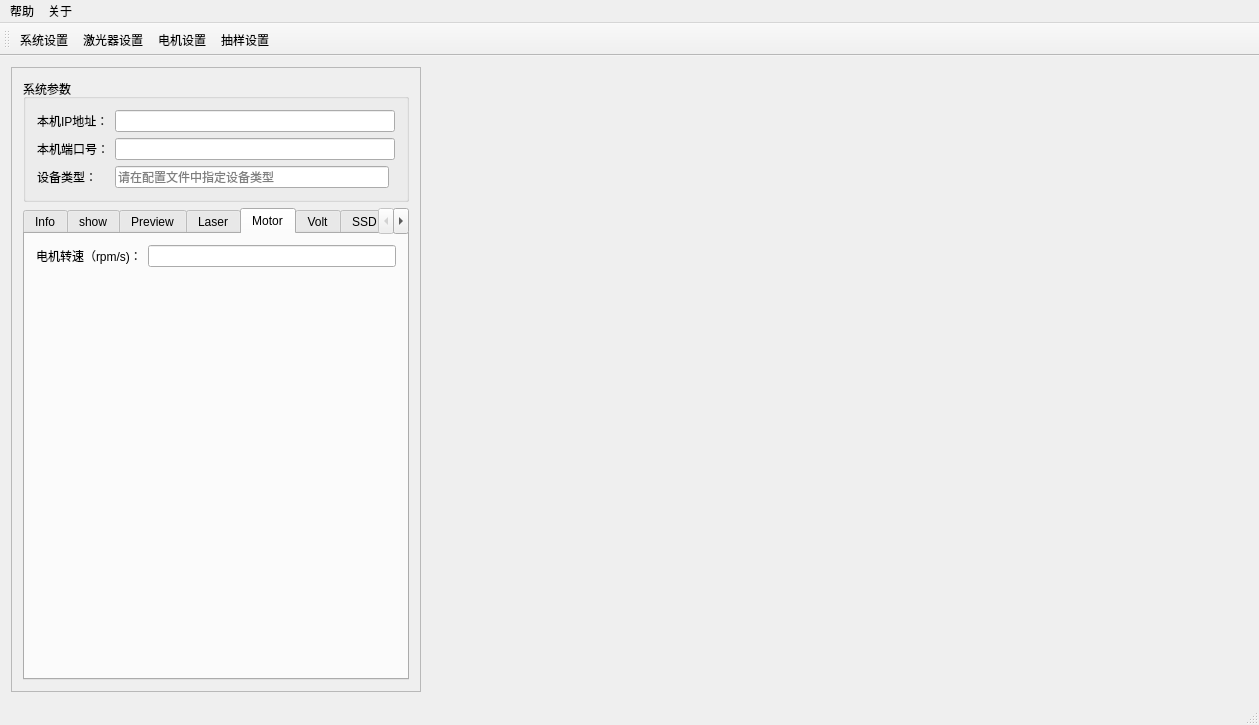
Above: ui/mainwindow.ui from kdurant/qt_study before the change. Below: the same form after it.
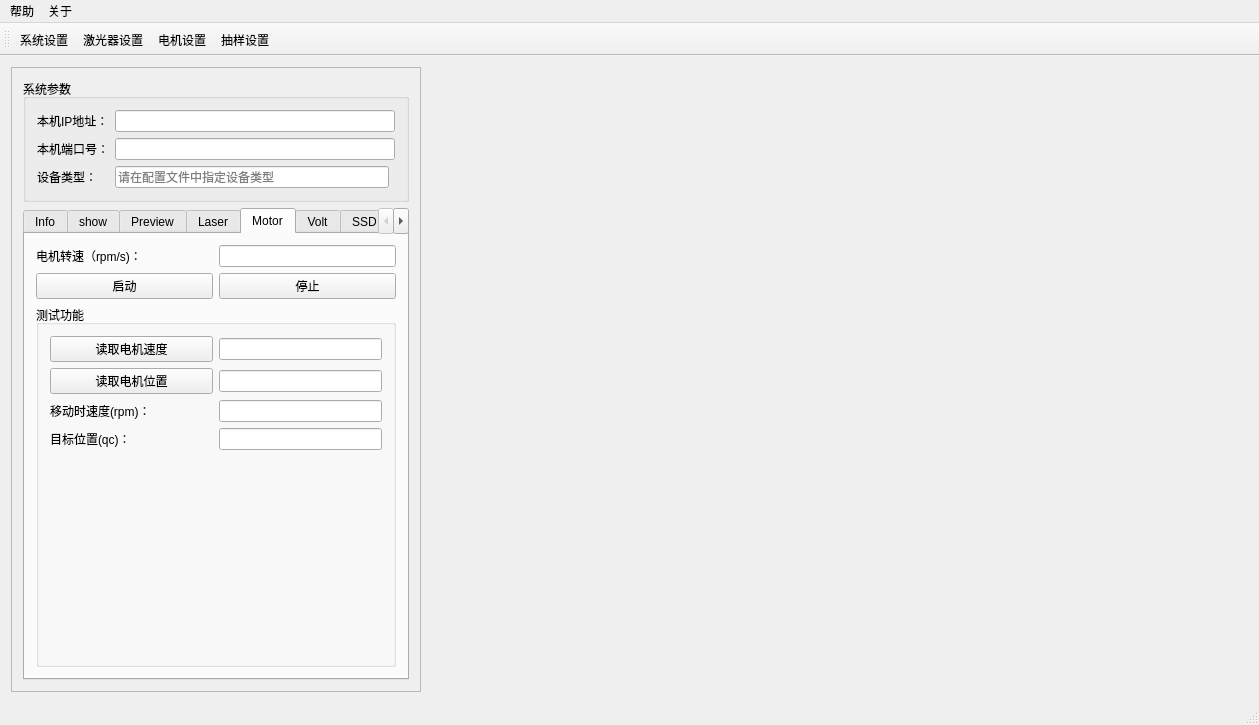
That is the form after the change. The open tabs and pages were chosen to show the change. Icons and pictures are not drawn. Custom widgets are drawn as their Qt base class.

```diff
--- a/ui/mainwindow.ui
+++ b/ui/mainwindow.ui
@@ -501,6 +501,30 @@
             <string>Motor</string>
            </attribute>
            <layout class="QGridLayout" name="gridLayout_6">
+            <item row="1" column="1">
+             <widget class="QPushButton" name="btn_motorStop">
+              <property name="text">
+               <string>停止</string>
+              </property>
+             </widget>
+            </item>
+            <item row="0" column="1">
+             <widget class="QLineEdit" name="lineEdit_8">
+              <property name="sizePolicy">
+               <sizepolicy hsizetype="Preferred" vsizetype="Fixed">
+                <horstretch>0</horstretch>
+                <verstretch>0</verstretch>
+               </sizepolicy>
+              </property>
+             </widget>
+            </item>
+            <item row="1" column="0">
+             <widget class="QPushButton" name="btn_motorStart">
+              <property name="text">
+               <string>启动</string>
+              </property>
+             </widget>
+            </item>
             <item row="0" column="0">
              <widget class="QLabel" name="label_10">
               <property name="text">
@@ -508,21 +532,101 @@
               </property>
              </widget>
             </item>
-            <item row="0" column="1">
-             <widget class="QLineEdit" name="lineEdit_8"/>
-            </item>
-            <item row="1" column="0">
-             <spacer name="verticalSpacer_6">
-              <property name="orientation">
-               <enum>Qt::Vertical</enum>
+            <item row="2" column="0" colspan="2">
+             <widget class="QGroupBox" name="groupBox_4">
+              <property name="title">
+               <string>测试功能</string>
               </property>
-              <property name="sizeHint" stdset="0">
-               <size>
-                <width>20</width>
-                <height>40</height>
-               </size>
-              </property>
-             </spacer>
+              <layout class="QGridLayout" name="gridLayout_10">
+               <item row="2" column="0">
+                <widget class="QLabel" name="label_20">
+                 <property name="text">
+                  <string>移动时速度(rpm)：</string>
+                 </property>
+                </widget>
+               </item>
+               <item row="1" column="1">
+                <widget class="QLineEdit" name="lineEdit_motorPosition">
+                 <property name="sizePolicy">
+                  <sizepolicy hsizetype="Preferred" vsizetype="Fixed">
+                   <horstretch>0</horstretch>
+                   <verstretch>0</verstretch>
+                  </sizepolicy>
+                 </property>
+                 <property name="readOnly">
+                  <bool>true</bool>
+                 </property>
+                </widget>
+               </item>
+               <item row="3" column="0">
+                <widget class="QLabel" name="label_21">
+                 <property name="text">
+                  <string>目标位置(qc)：</string>
+                 </property>
+                </widget>
+               </item>
+               <item row="4" column="0">
+                <spacer name="verticalSpacer_6">
+                 <property name="orientation">
+                  <enum>Qt::Vertical</enum>
+                 </property>
+                 <property name="sizeHint" stdset="0">
+                  <size>
+                   <width>20</width>
+                   <height>40</height>
+                  </size>
+                 </property>
+                </spacer>
+               </item>
+               <item row="2" column="1">
+                <widget class="QLineEdit" name="lineEdit">
+                 <property name="sizePolicy">
+                  <sizepolicy hsizetype="Preferred" vsizetype="Fixed">
+                   <horstretch>0</horstretch>
+                   <verstretch>0</verstretch>
+                  </sizepolicy>
+                 </property>
+                </widget>
+               </item>
+               <item row="1" column="0">
+                <widget class="QPushButton" name="btn_motorReadPosition">
+                 <property name="text">
+                  <string>读取电机位置</string>
+                 </property>
+                </widget>
+               </item>
+               <item row="3" column="1">
+                <widget class="QLineEdit" name="lineEdit_2">
+                 <property name="sizePolicy">
+                  <sizepolicy hsizetype="Preferred" vsizetype="Fixed">
+                   <horstretch>0</horstretch>
+                   <verstretch>0</verstretch>
+                  </sizepolicy>
+                 </property>
+                </widget>
+               </item>
+               <item row="0" column="0">
+                <widget class="QPushButton" name="pushButton">
+                 <property name="text">
+                  <string>读取电机速度</string>
+                 </property>
+                </widget>
+               </item>
+               <item row="0" column="1">
+                <widget class="QLineEdit" name="lineEdit_motorCurrentSpeed">
+                 <property name="sizePolicy">
+                  <sizepolicy hsizetype="Preferred" vsizetype="Fixed">
+                   <horstretch>0</horstretch>
+                   <verstretch>0</verstretch>
+                  </sizepolicy>
+                 </property>
+                 <property name="readOnly">
+                  <bool>true</bool>
+                 </property>
+                </widget>
+               </item>
+              </layout>
+             </widget>
             </item>
            </layout>
           </widget>
```
Left out of the diff: 164 changed lines with no effect on the pictures.
